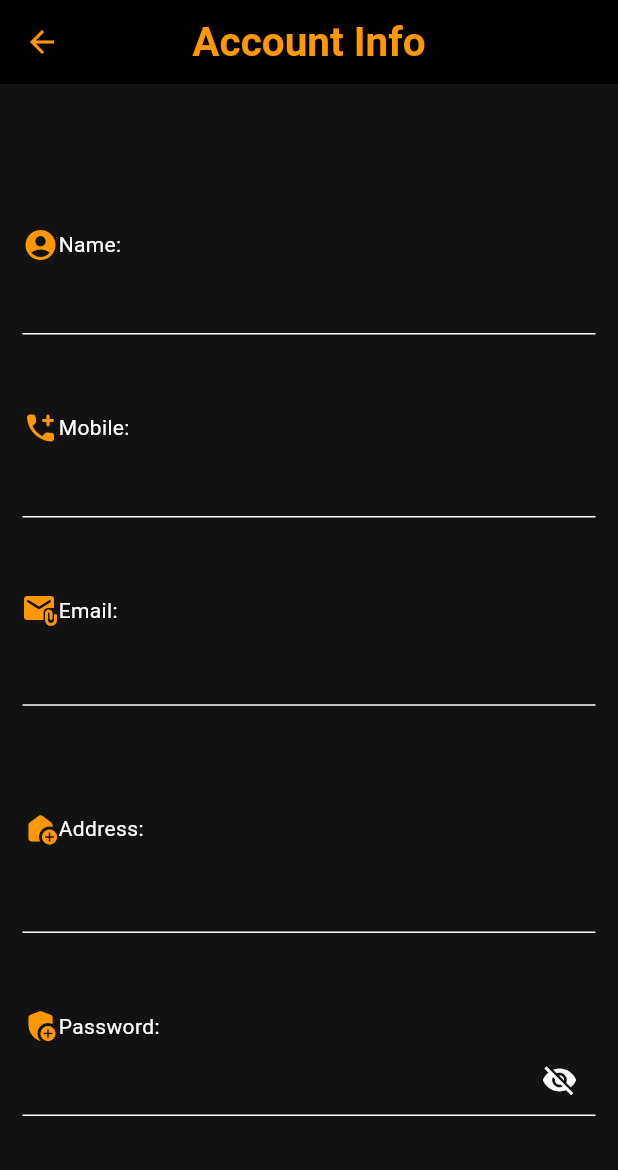
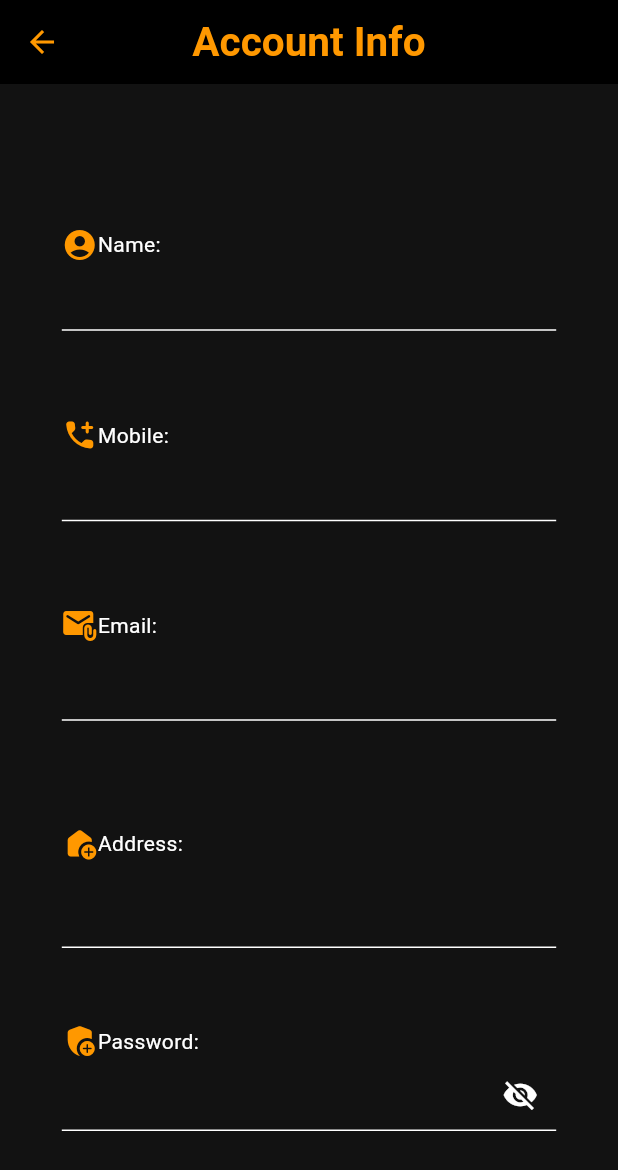
Before and after one commit to Sovellusprojektit/Kellokortti, a Flutter app: the AccountInfoPage screen opened by its route, on a phone screen of 412 x 824 dp. Shown: the top 1170 px of the screen. Run offline on Flutter 3.47's test engine with Material 3 defaults, Android fonts, the phone set to English and light mode, and no system bars; our stand-ins replace cloud_firestore, firebase_auth, firebase_core, hive_flutter, syncfusion_flutter_calendar; accounts and stored records are empty; generated files the repository leaves out were written again.

Commit message:
Sivut skaalautuu oikein

```diff
--- a/lib/pages/accountinfopage.dart
+++ b/lib/pages/accountinfopage.dart
@@ -1,3 +1,4 @@
+import 'package:cloud_firestore/cloud_firestore.dart';
 import 'package:flutter/material.dart';
 import 'package:firebase_auth/firebase_auth.dart';
 import 'package:hive_flutter/hive_flutter.dart';
@@ -13,25 +14,45 @@ class AccountInfoPage extends StatefulWidget {
 
 class _AccountInfoPageState extends State<AccountInfoPage> {
   String? email;
+  String? user = FirebaseAuth.instance.currentUser?.uid;
+  String? firstName;
+  String? phone;
 
   final _userInfo = Hive.box('userData');
-
   final _passwordController = TextEditingController();
-  final _nameController = TextEditingController();
   final _addressController = TextEditingController();
-  final _mobileController = TextEditingController();
   late final _rePasswordController = TextEditingController();
   late final _reEmailController = TextEditingController();
 
   bool _editingPassword = false;
-
   bool _isObscure = true;
 
   @override
   void initState() {
     super.initState();
+    getFname();
     email = FirebaseAuth.instance.currentUser?.email;
   }
+
+  void getFname() async {
+    FirebaseFirestore.instance
+        .collection('Users')
+        .doc(user)
+        .get()
+        .then((DocumentSnapshot documentSnapshot) {
+      if (documentSnapshot.exists) {
+        setState(() {
+          firstName = documentSnapshot['fname'] as String?;
+          phone = documentSnapshot['phone'] as String?;
+        });
+      } else {
+        print('Käyttäjää ei löydy');
+      }
+    }).catchError((error) {
+      print('Virhe: $error');
+    });
+  }
+
 
   void _toggleEditing(String condition) {
     if (condition == 'Password') {
@@ -104,20 +125,15 @@ class _AccountInfoPageState extends State<AccountInfoPage> {
     _userInfo.put('Password', _passwordController.text);
   }
 
-  void _saveName(String i) {
-    _userInfo.put('Name', i);
-  }
-
   void _saveAddress(String i) {
     _userInfo.put('Address', i);
   }
 
-  void _saveMobile(String i) {
-    _userInfo.put('Mobile', i);
-  }
 
   @override
   Widget build(BuildContext context) {
+    final screenWidth = MediaQuery.of(context).size.width;
+    final fieldWidth = widget.isWeb ? 400.0 : screenWidth * 0.8;
     return Scaffold(
       appBar: AppBar(
         title: const Text('Account Info'),
@@ -130,6 +146,11 @@ class _AccountInfoPageState extends State<AccountInfoPage> {
             height: MediaQuery.of(context).size.height,
             padding: const EdgeInsets.all(15),
             color: Theme.of(context).primaryColor,
+            child: Center(
+              child: Container(
+                width: fieldWidth,
+                color: Theme.of(context).primaryColor,
+                height: MediaQuery.of(context).size.height,
                 child: ListView(
                   children: [
                     const SizedBox(
@@ -148,24 +169,19 @@ class _AccountInfoPageState extends State<AccountInfoPage> {
                     ),
                     Row(
                       children: [
-                    Expanded(
-                      child: TextFormField(
-                        controller: _nameController,
-                        decoration: InputDecoration(
-                            hintText: _userInfo.get('Name'),
-                            enabledBorder: UnderlineInputBorder(
-                              borderSide: BorderSide(
-                                  color: Theme.of(context)
-                                      .textTheme
-                                      .bodyLarge!
-                                      .color!),
-                            ),
-                            focusedBorder: const UnderlineInputBorder(
-                              borderSide: BorderSide(color: Colors.green),
-                            )),
+                        Padding(
+                          padding: const EdgeInsets.all(8.0),
+                          child: Text(
+                            '$firstName',
+                            style: TextStyle(
+                              color: Theme.of(context).textTheme.bodyLarge!.color,
                             ),
                           ),
+                        )
                       ],
+                    ),
+                    Divider(
+                      color: Theme.of(context).textTheme.bodyLarge!.color,
                     ),
                     const SizedBox(
                       height: 50,
@@ -183,26 +199,19 @@ class _AccountInfoPageState extends State<AccountInfoPage> {
                     ),
                     Row(
                       children: [
-                    Expanded(
-                      child: TextFormField(
-                        controller: _mobileController,
-                        onFieldSubmitted: (newValue) => _saveMobile(newValue),
-                        decoration: InputDecoration(
-                          hintText: _userInfo.get('Phone number'),
-                          enabledBorder: UnderlineInputBorder(
-                            borderSide: BorderSide(
-                                color: Theme.of(context)
-                                    .textTheme
-                                    .bodyLarge!
-                                    .color!),
-                          ),
-                          focusedBorder: const UnderlineInputBorder(
-                            borderSide: BorderSide(color: Colors.green),
+                        Padding(
+                          padding: const EdgeInsets.all(8.0),
+                          child: Text(
+                            '$phone',
+                            style: TextStyle(
+                              color: Theme.of(context).textTheme.bodyLarge!.color,
                             ),
                           ),
+                        )
+                      ],
                     ),
-                    ),
-                  ],
+                    Divider(
+                      color: Theme.of(context).textTheme.bodyLarge!.color,
                     ),
                     const SizedBox(
                       height: 50,
@@ -326,6 +335,8 @@ class _AccountInfoPageState extends State<AccountInfoPage> {
                   ],
                 ),
               ),
+            ),
+          ),
         ],
       ),
     );
--- a/lib/pages/menuPage.dart
+++ b/lib/pages/menuPage.dart
@@ -84,7 +84,9 @@ class _MenuPageState extends State<MenuPage> {
             ),
           ),
           Center(
+
             child: Column(
+
               mainAxisSize: MainAxisSize.min,
               children: [
                 _atWork
```
Also changed, not shown: lib/pages/add_employees.dart (+8 -0 lines), lib/pages/add_events_page.dart (+8 -0 lines), lib/pages/homepage.dart (+28 -5 lines), lib/pages/manage_employees.dart (+9 -1 lines), lib/pages/salaryinfo.dart (+12 -2 lines), lib/pages/workHistory.dart (+6 -1 lines). Lines whose indentation alone changed are shown as unchanged.
